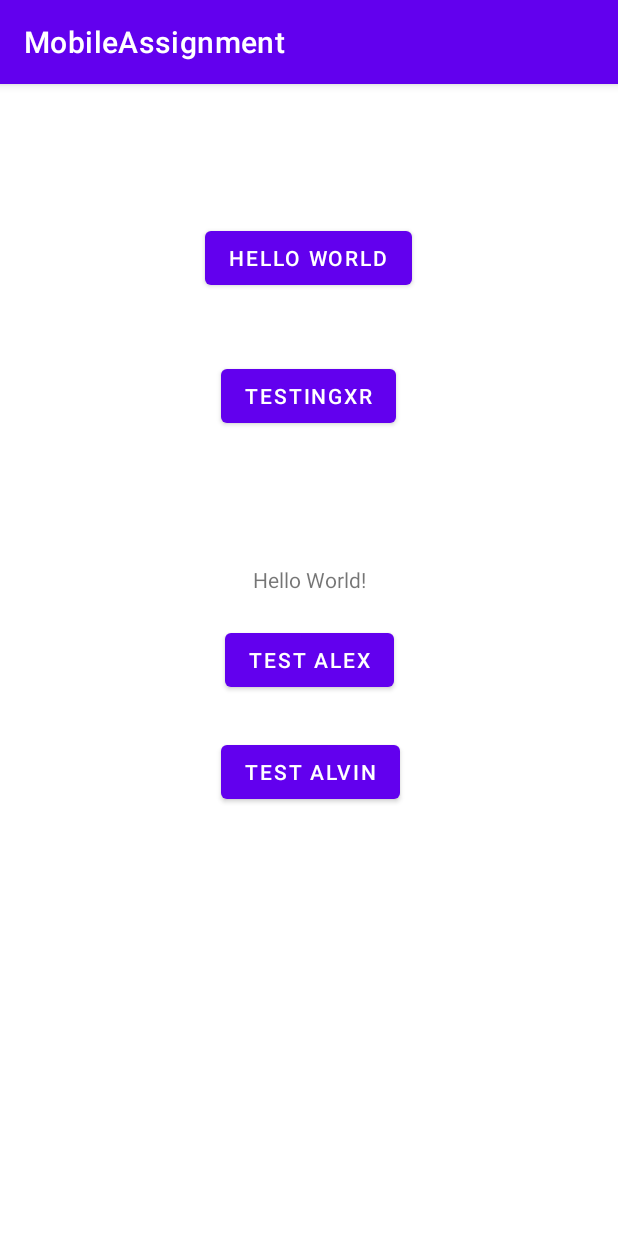
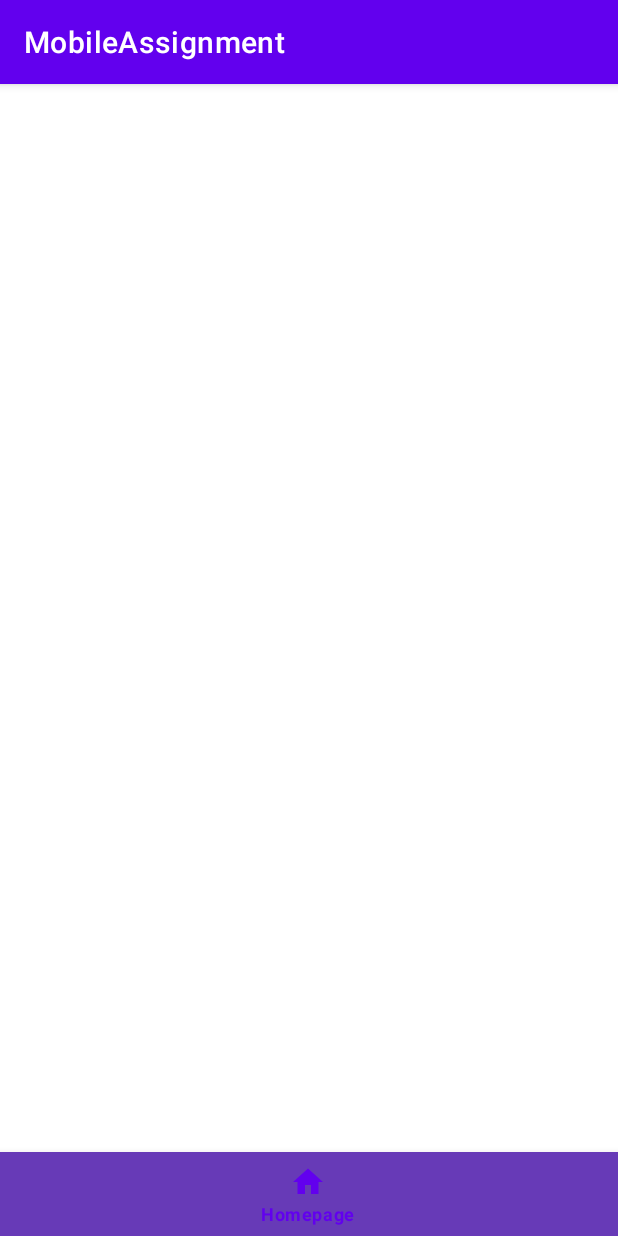
Before and after one commit to singggggg/MobileAssignment, an Android app: the screen it shows after launch (MainActivity), on a phone screen of 412 x 824 dp. Run offline under Robolectric (Android 15) with nearby library versions, the phone set to English and light mode, and no system bars.

Commit message:
added bottom navigation bar

```diff
--- a/app/build.gradle
+++ b/app/build.gradle
@@ -1,6 +1,7 @@
 plugins {
     id 'com.android.application'
     id 'org.jetbrains.kotlin.android'
+    id 'kotlin-android-extensions'
 }
 
 android {
--- /dev/null
+++ b/app/src/main/java/com/example/mobileassignment/Fragment/HomePageFragment.kt
@@ -0,0 +1,60 @@
+package com.example.mobileassignment.Fragment
+
+import android.os.Bundle
+import androidx.fragment.app.Fragment
+import android.view.LayoutInflater
+import android.view.View
+import android.view.ViewGroup
+import com.example.mobileassignment.R
+
+// TODO: Rename parameter arguments, choose names that match
+// the fragment initialization parameters, e.g. ARG_ITEM_NUMBER
+private const val ARG_PARAM1 = "param1"
+private const val ARG_PARAM2 = "param2"
+
+/**
+ * A simple [Fragment] subclass.
+ * Use the [HomePageFragment.newInstance] factory method to
+ * create an instance of this fragment.
+ */
+class HomePageFragment : Fragment() {
+    // TODO: Rename and change types of parameters
+    private var param1: String? = null
+    private var param2: String? = null
+
+    override fun onCreate(savedInstanceState: Bundle?) {
+        super.onCreate(savedInstanceState)
+        arguments?.let {
+            param1 = it.getString(ARG_PARAM1)
+            param2 = it.getString(ARG_PARAM2)
+        }
+    }
+
+    override fun onCreateView(
+        inflater: LayoutInflater, container: ViewGroup?,
+        savedInstanceState: Bundle?
+    ): View? {
+        // Inflate the layout for this fragment
+        return inflater.inflate(R.layout.fragment_home_page, container, false)
+    }
+
+    companion object {
+        /**
+         * Use this factory method to create a new instance of
+         * this fragment using the provided parameters.
+         *
+         * @param param1 Parameter 1.
+         * @param param2 Parameter 2.
+         * @return A new instance of fragment HomePageFragment.
+         */
+        // TODO: Rename and change types and number of parameters
+        @JvmStatic
+        fun newInstance(param1: String, param2: String) =
+            HomePageFragment().apply {
+                arguments = Bundle().apply {
+                    putString(ARG_PARAM1, param1)
+                    putString(ARG_PARAM2, param2)
+                }
+            }
+    }
+}
--- a/app/src/main/java/com/example/mobileassignment/MainActivity.kt
+++ b/app/src/main/java/com/example/mobileassignment/MainActivity.kt
@@ -2,12 +2,34 @@ package com.example.mobileassignment
 
 import androidx.appcompat.app.AppCompatActivity
 import android.os.Bundle
+import android.view.Menu
+import androidx.fragment.app.Fragment
+import com.example.mobileassignment.Fragment.HomePageFragment
+import kotlinx.android.synthetic.main.activity_main.*
 
 class MainActivity : AppCompatActivity() {
+
+    private val homepageFragment = HomePageFragment()
+
     override fun onCreate(savedInstanceState: Bundle?) {
         super.onCreate(savedInstanceState)
         setContentView(R.layout.activity_main)
 
-        val testing :String
+        bottom_navigation.setOnItemSelectedListener {
+            when(it.itemId){
+                R.id.ic_home-> replaceFragment(homepageFragment)
+
+            }
+            true
+        }
+    }
+
+    private fun replaceFragment(fragment: Fragment){
+        if(fragment != null){
+            val transaction =
+                supportFragmentManager.beginTransaction()
+            transaction.replace(R.id.fragment_container,fragment)
+            transaction.commit()
+        }
     }
 }
--- /dev/null
+++ b/app/src/main/res/drawable/ic_home.xml
@@ -0,0 +1,5 @@
+<vector android:height="24dp" android:tint="#FFFFFF"
+    android:viewportHeight="24" android:viewportWidth="24"
+    android:width="24dp" xmlns:android="http://schemas.android.com/apk/res/android">
+    <path android:fillColor="@android:color/white" android:pathData="M10,20v-6h4v6h5v-8h3L12,3 2,12h3v8z"/>
+</vector>
--- a/app/src/main/res/layout/activity_main.xml
+++ b/app/src/main/res/layout/activity_main.xml
@@ -6,58 +6,27 @@
     android:layout_height="match_parent"
     tools:context=".MainActivity">
 
-    <TextView
-        android:layout_width="wrap_content"
+    <FrameLayout
+        android:id="@+id/fragment_container"
+        android:layout_width="match_parent"
+        android:layout_height="0dp"
+        app:layout_constraintBottom_toBottomOf="@id/bottom_navigation"
+        app:layout_constraintTop_toTopOf="parent">
+
+    </FrameLayout>
+
+    <com.google.android.material.bottomnavigation.BottomNavigationView
+        android:id="@+id/bottom_navigation"
+        android:layout_width="0dp"
         android:layout_height="wrap_content"
-        android:text="Hello World!"
+        android:layout_alignParentBottom="true"
+        android:background="#673AB7"
+        tools:layout_editor_absoluteX="-39dp"
+        tools:layout_editor_absoluteY="-16dp"
+        app:menu="@menu/menu"
         app:layout_constraintBottom_toBottomOf="parent"
         app:layout_constraintLeft_toLeftOf="parent"
-        app:layout_constraintRight_toRightOf="parent"
-        app:layout_constraintTop_toTopOf="parent"
-        app:layout_constraintVertical_bias="0.428" />
+        app:layout_constraintRight_toRightOf="parent">
 
-    <Button
-        android:id="@+id/button"
-        android:layout_width="wrap_content"
-        android:layout_height="wrap_content"
-        android:layout_marginTop="92dp"
-        android:text="@string/HelloWorld"
-        app:layout_constraintEnd_toEndOf="parent"
-        app:layout_constraintHorizontal_bias="0.498"
-        app:layout_constraintStart_toStartOf="parent"
-        app:layout_constraintTop_toTopOf="parent" />
-
-    <Button
-        android:id="@+id/testingBtn"
-        android:layout_width="wrap_content"
-        android:layout_height="wrap_content"
-        android:layout_marginTop="184dp"
-        android:text="@string/testingBtn"
-        app:layout_constraintEnd_toEndOf="parent"
-        app:layout_constraintHorizontal_bias="0.498"
-        app:layout_constraintStart_toStartOf="parent"
-        app:layout_constraintTop_toTopOf="parent" />
-
-    <Button
-        android:id="@+id/button2"
-        android:layout_width="wrap_content"
-        android:layout_height="wrap_content"
-        android:text="Test Alvin"
-        app:layout_constraintBottom_toBottomOf="parent"
-        app:layout_constraintEnd_toEndOf="parent"
-        app:layout_constraintHorizontal_bias="0.503"
-        app:layout_constraintStart_toStartOf="parent"
-        app:layout_constraintTop_toTopOf="parent"
-        app:layout_constraintVertical_bias="0.604" />
-
-    <Button
-        android:id="@+id/button3"
-        android:layout_width="wrap_content"
-        android:layout_height="wrap_content"
-        android:text="@string/testallex"
-        app:layout_constraintBottom_toBottomOf="parent"
-        app:layout_constraintEnd_toEndOf="parent"
-        app:layout_constraintStart_toStartOf="parent"
-        app:layout_constraintTop_toTopOf="parent" />
-
+    </com.google.android.material.bottomnavigation.BottomNavigationView>
 </androidx.constraintlayout.widget.ConstraintLayout>
--- /dev/null
+++ b/app/src/main/res/menu/menu.xml
@@ -0,0 +1,9 @@
+<?xml version="1.0" encoding="utf-8"?>
+<menu xmlns:android="http://schemas.android.com/apk/res/android">
+
+    <item
+        android:id="@+id/ic_home"
+        android:icon="@drawable/ic_home"
+        android:title="@string/ic_home" />
+
+</menu>
--- a/app/src/main/res/values/strings.xml
+++ b/app/src/main/res/values/strings.xml
@@ -6,4 +6,8 @@
     <string name="username">Username</string>
     <string name="password">Password</string>
     <string name="login">Login</string>
+    <!-- TODO: Remove or change this placeholder text -->
+    <string name="hello_blank_fragment">Hello blank fragment</string>
+    <string name="ic_home">Homepage</string>
+    <string name="titleLbl">Homepage</string>
 </resources>
```
Also changed, not shown: app/src/main/res/layout/fragment_home_page.xml (added, +14 -0 lines).
